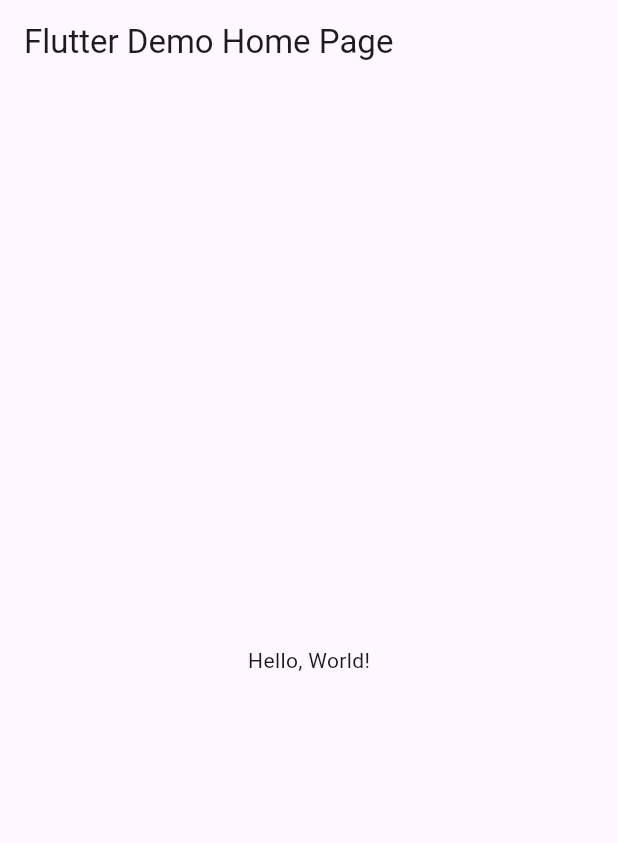
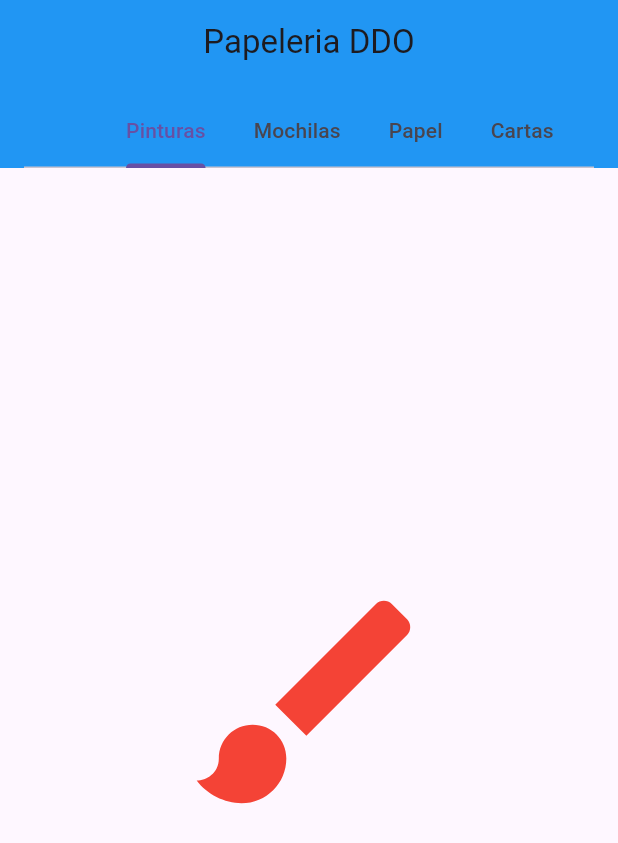
Before and after one commit to DDOrozco17/p11-B-TabBar-6J, a Flutter app: the screen it shows after launch, on a phone screen of 412 x 824 dp. Shown: the top 843 px of the screen. Run offline on Flutter 3.47's test engine with Material 3 defaults, Android fonts, the phone set to English and light mode, and no system bars.

```diff
--- a/lib/main.dart
+++ b/lib/main.dart
@@ -1,43 +1,83 @@
 import 'package:flutter/material.dart';
 
-void main() => runApp(MyApp());
+void main() => runApp(AppTabBar());
 
-class MyApp extends StatelessWidget {
-  const MyApp({super.key});
-  // This widget is the root of your application.
+class AppTabBar extends StatelessWidget {
+  const AppTabBar({Key? key}) : super(key: key);
+
   @override
   Widget build(BuildContext context) {
     return MaterialApp(
-      // Application name
-      title: 'Flutter Hello World',
-      // Application theme data, you can set the colors for the application as
-      // you want
-      theme: ThemeData(
-        // useMaterial3: true,
-        primarySwatch: Colors.blue,
-      ),
-      // A widget which will be started on application startup
-      home: MyHomePage(title: 'Flutter Demo Home Page'),
+      debugShowCheckedModeBanner: false,
+      title: "Ejemplo TabBar",
+      theme: ThemeData(primarySwatch: Colors.teal),
+      home: MiPaginaInicial(),
     );
   }
 }
 
-class MyHomePage extends StatelessWidget {
-  final String title;
-  const MyHomePage({super.key, required this.title});
+class MiPaginaInicial extends StatefulWidget {
+  const MiPaginaInicial({Key? key}) : super(key: key);
 
   @override
+  State<MiPaginaInicial> createState() => _MiPaginaInicialState();
+}
+
+class _MiPaginaInicialState extends State<MiPaginaInicial> {
+  @override
   Widget build(BuildContext context) {
-    return Scaffold(
-      appBar: AppBar(
-        // The title text which will be shown on the action bar
-        title: Text(title),
-      ),
-      body: Center(
-        child: Text(
-          'Hello, World!',
+    return DefaultTabController(
+      length: 5,
+      child: Scaffold(
+        appBar: AppBar(
+          title: const Text("Papeleria DDO"),
+          centerTitle: true,
+          backgroundColor: Colors.blue, // Color de fondo personalizado
+          bottom: PreferredSize(
+            preferredSize: Size.fromHeight(kToolbarHeight),
+            child: Padding(
+              padding: EdgeInsets.symmetric(horizontal: 16.0),
+              child: TabBar(
+                isScrollable: true,
+                tabs: [
+                  Tab(
+                    text: "Pinturas",
+                  ),
+                  Tab(
+                    text: "Mochilas",
+                  ),
+                  Tab(
+                    text: "Papel",
+                  ),
+                  Tab(
+                    text: "Cartas",
+                  ),
+                  Tab(
+                    text: "Clips",
+                  )
+                ],
+              ),
+            ),
+          ),
         ),
+        body: TabBarView(children: <Widget>[
+          Center(
+            child: Icon(Icons.brush, size: 180, color: Colors.red),
+          ),
+          Center(
+            child: Icon(Icons.backpack, size: 180, color: Colors.green),
+          ),
+          Center(
+            child: Icon(Icons.description, size: 180, color: Colors.blue),
+          ),
+          Center(
+            child: Icon(Icons.card_membership, size: 180, color: Colors.orange),
+          ),
+          Center(
+            child: Icon(Icons.attach_file, size: 180, color: Colors.purple),
+          ),
+        ]),
       ),
     );
-  }
+  } //widgets
 }
```
